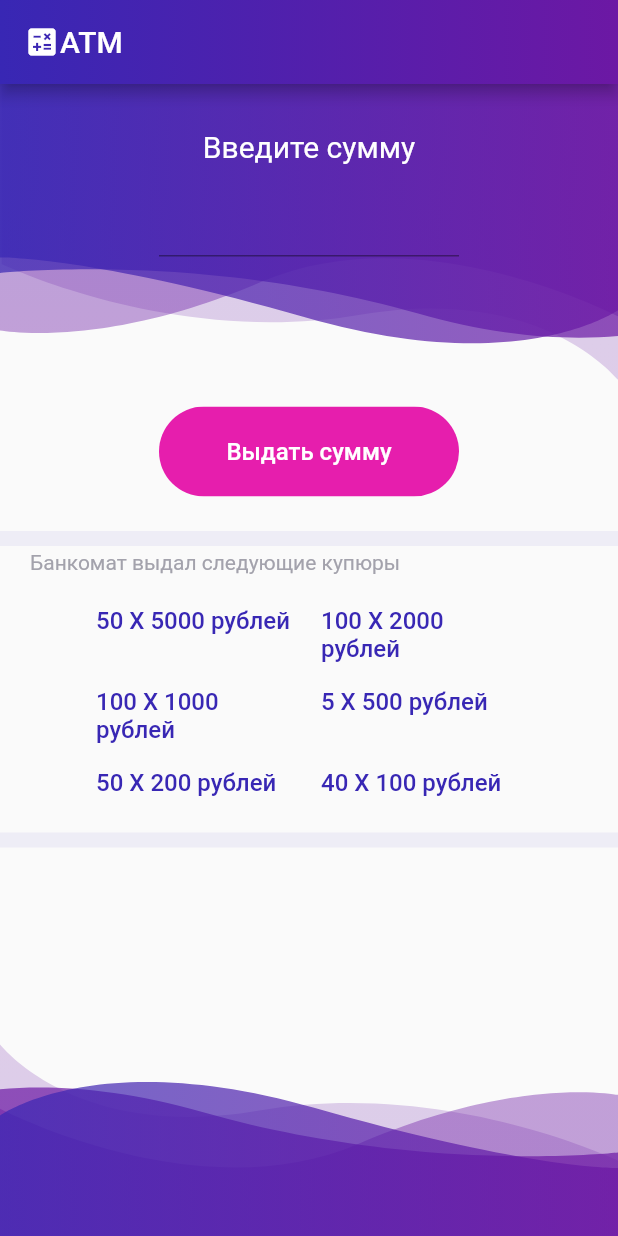
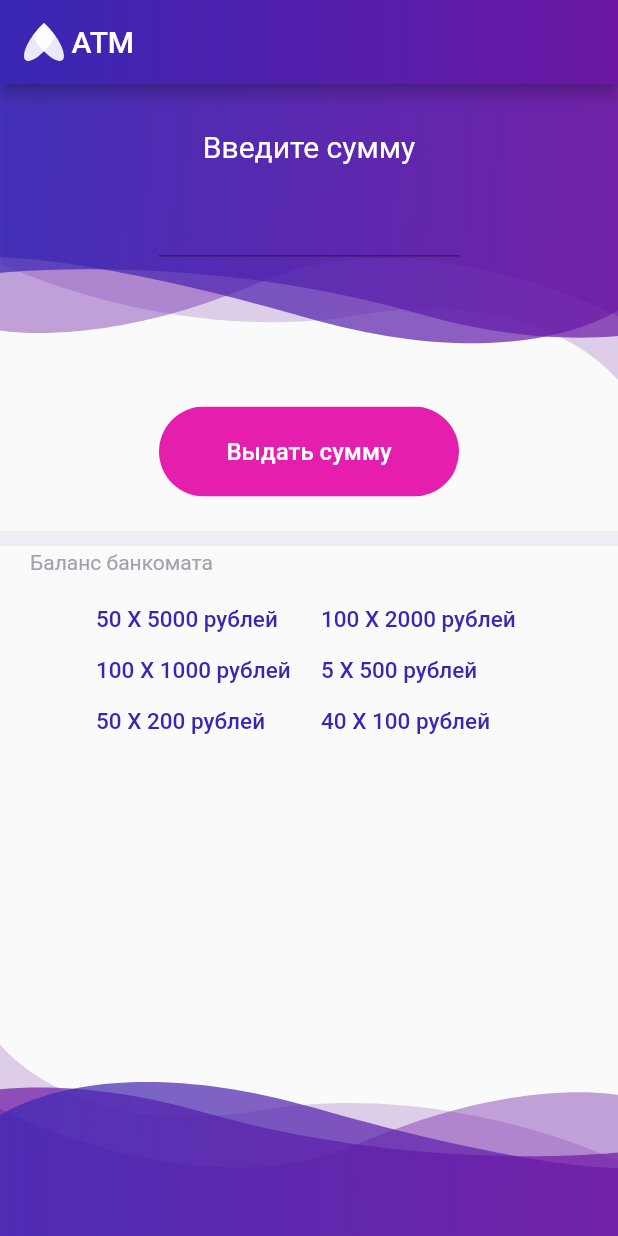
Before and after one commit to Evgenestan/atm_app, a Flutter app: the screen it shows after launch, after a tap on "Выдать сумму", on a phone screen of 412 x 824 dp. Run offline on Flutter 3.47's test engine with Material 2 defaults, Android fonts, the phone set to English and light mode, and no system bars; our stand-ins replace flutter_svg; project files that could hold a hidden picture were left out.

Commit message:
added a logo, split main_view into small fragments

```diff
--- a/.yalo_assets/lib/src/assets.dart
+++ b/.yalo_assets/lib/src/assets.dart
@@ -13,6 +13,8 @@ String get bottomBackground => bottomBackgroundS;
 static const String bottomBackgroundS = 'assets/image/bottom_background.svg';
 String get upBackground => upBackgroundS;
 static const String upBackgroundS = 'assets/image/up_background.svg';
+String get logoImage => logoImageS;
+static const String logoImageS = 'assets/image/logo_image.svg';
     final Map<Asset, String> _preloadedAssets = Map();
     bool isPreloaded = false;
     Future<bool> preloadAssets() async {
--- a/lib/main.dart
+++ b/lib/main.dart
@@ -1,5 +1,7 @@
+import 'package:atm_app/main/bloc/main_bloc.dart';
 import 'package:atm_app/main/main_view.dart';
 import 'package:flutter/material.dart';
+import 'package:provider/provider.dart';
 
 void main() {
   runApp(MyApp());
@@ -15,7 +17,7 @@ class MyApp extends StatelessWidget {
         primarySwatch: Colors.deepPurple,
         visualDensity: VisualDensity.adaptivePlatformDensity,
       ),
-      home: MainView(),
+      home: Provider<MainBloc>(create: (_) => MainBloc(), child: MainView()),
     );
   }
 }
--- a/lib/main/available_bills_widget.dart
+++ b/lib/main/available_bills_widget.dart
@@ -19,7 +19,7 @@ class AvailableBillsWidget extends StatelessWidget {
             padding: const EdgeInsets.all(8.0),
             child: Text(
               '${available[item]} X $item рублей',
-              style: const TextStyle(color: startGradientColor, fontSize: 16, fontWeight: FontWeight.w500),
+              style: const TextStyle(color: startGradientColor, fontSize: 15, fontWeight: FontWeight.w500),
             ),
           ),
         );
--- /dev/null
+++ b/lib/main/dispensing_fragment.dart
@@ -0,0 +1,55 @@
+import 'package:atm_app/colors.dart';
+import 'package:atm_app/main/available_bills_widget.dart';
+import 'package:atm_app/main/bloc/main_bloc.dart';
+import 'package:atm_app/main/model/response_model.dart';
+import 'package:flutter/cupertino.dart';
+import 'package:flutter/material.dart';
+import 'package:provider/provider.dart';
+
+class DispensingFragment extends StatelessWidget {
+  Widget _buildWidget(Response response) {
+    if (response == null) {
+      return const SizedBox();
+    }
+    if (response.canGive) {
+      return Column(
+        children: [
+          Container(
+            padding: const EdgeInsets.symmetric(horizontal: 20),
+            alignment: Alignment.centerLeft,
+            child: const Text(
+              'Банкомат выдал следующие купюры',
+              style: TextStyle(color: secondTextColor),
+            ),
+          ),
+          AvailableBillsWidget(availableBills: response?.availableBills),
+          const Divider(thickness: 10, color: dividerColor),
+        ],
+      );
+    }
+    return Column(
+      children: const [
+        Padding(
+          padding: EdgeInsets.symmetric(vertical: 50),
+          child: Text(
+            'Банкомат не может выдать, запрашиваемую сумму',
+            style: TextStyle(color: buttonColor, fontSize: 20, fontWeight: FontWeight.w500),
+            textAlign: TextAlign.center,
+          ),
+        ),
+        Divider(thickness: 10, color: dividerColor),
+      ],
+    );
+  }
+
+  @override
+  Widget build(BuildContext context) {
+    final _mainBloc = Provider.of<MainBloc>(context, listen: false);
+    return StreamBuilder<Response>(
+      builder: (_, response) => Container(
+        child: _buildWidget(response.data),
+      ),
+      stream: _mainBloc.response,
+    );
+  }
+}
--- /dev/null
+++ b/lib/main/input_fragment.dart
@@ -0,0 +1,51 @@
+import 'package:atm_app/main/bloc/main_bloc.dart';
+import 'package:atm_app/widgets/buttons.dart';
+import 'package:flutter/cupertino.dart';
+import 'package:flutter/material.dart';
+import 'package:provider/provider.dart';
+
+class InputFragment extends StatelessWidget {
+  const InputFragment(this.sumController);
+  final TextEditingController sumController;
+
+  @override
+  Widget build(BuildContext context) {
+    final _mainBloc = Provider.of<MainBloc>(context, listen: false);
+
+    void _giveOut() {
+      _mainBloc.giveOut.add(double.tryParse(sumController.text));
+    }
+
+    return Center(
+      child: Column(
+        children: [
+          const Text(
+            'Введите сумму',
+            style: TextStyle(color: Colors.white, fontSize: 20),
+          ),
+          Container(
+            width: 200,
+            child: TextFormField(
+              controller: sumController,
+              textAlign: TextAlign.center,
+              style: const TextStyle(
+                color: Colors.white,
+                fontSize: 32,
+              ),
+            ),
+          ),
+          const SizedBox(height: 100),
+          SizedBox(
+            width: 200,
+            height: 60,
+            child: MyButton(
+              title: 'Выдать сумму',
+              onPressed: _giveOut,
+            ),
+          ),
+          const SizedBox(height: 20),
+        ],
+      ),
+    );
+  }
+}
--- a/lib/main/main_view.dart
+++ b/lib/main/main_view.dart
@@ -1,102 +1,23 @@
 import 'package:atm_app/colors.dart';
 import 'package:atm_app/main/available_bills_widget.dart';
 import 'package:atm_app/main/bloc/main_bloc.dart';
+import 'package:atm_app/main/dispensing_fragment.dart';
+import 'package:atm_app/main/input_fragment.dart';
 import 'package:atm_app/main/model/available_bills_model.dart';
-import 'package:atm_app/main/model/response_model.dart';
 import 'package:atm_app/widgets/body.dart';
-import 'package:atm_app/widgets/buttons.dart';
 import 'package:flutter/cupertino.dart';
 import 'package:flutter/material.dart';
 import 'package:flutter/painting.dart';
+import 'package:flutter_svg/flutter_svg.dart';
+import 'package:provider/provider.dart';
+import 'package:yalo_assets/lib.dart';
 
 class MainView extends StatelessWidget {
-  final MainBloc _mainBloc = MainBloc();
   final sumController = TextEditingController();
-  void _giveOut() {
-    _mainBloc.giveOut.add(double.tryParse(sumController.text));
-  }
 
-  Widget _buildFirstBlock() {
-    return Center(
-      child: Column(
-        children: [
-          const Text(
-            'Введите сумму',
-            style: TextStyle(color: Colors.white, fontSize: 20),
-          ),
-          Container(
-            width: 200,
-            child: TextFormField(
-              controller: sumController,
-              textAlign: TextAlign.center,
-              style: const TextStyle(
-                color: Colors.white,
-                fontSize: 32,
-              ),
-            ),
-          ),
-          const SizedBox(height: 100),
-          SizedBox(
-            width: 200,
-            height: 60,
-            child: MyButton(
-              title: 'Выдать сумму',
-              onPressed: _giveOut,
-            ),
-          ),
-          const SizedBox(height: 20),
-        ],
-      ),
-    );
-  }
-
-  Widget _buildSecondBlock() {
-    Widget _buildWidget(Response response) {
-      if (response == null) {
-        return const SizedBox();
-      }
-      if (response.canGive) {
-        return Column(
-          children: [
-            Container(
-              padding: const EdgeInsets.symmetric(horizontal: 20),
-              alignment: Alignment.centerLeft,
-              child: const Text(
-                'Банкомат выдал следующие купюры',
-                style: TextStyle(color: secondTextColor),
-              ),
-            ),
-            AvailableBillsWidget(availableBills: response?.availableBills),
-            const Divider(thickness: 10, color: dividerColor),
-          ],
-        );
-      }
-      return Column(
-        children: const [
-          Padding(
-            padding: EdgeInsets.symmetric(vertical: 50),
-            child: Text(
-              'Банкомат не может выдать, запрашиваемую сумму',
-              style: TextStyle(color: buttonColor, fontSize: 20, fontWeight: FontWeight.w500),
-              textAlign: TextAlign.center,
-            ),
-          ),
-          Divider(thickness: 10, color: dividerColor),
-        ],
-      );
-    }
-
-    return StreamBuilder<Response>(
-      builder: (_, response) => Container(
-        child: _buildWidget(response.data),
-      ),
-      stream: _mainBloc.response,
-    );
-  }
-
-  Widget _buildThirdBlock() {
+  Widget _buildBalance(Stream atmBalance) {
     return StreamBuilder<AvailableBills>(
-        stream: _mainBloc.atmBalance,
+        stream: atmBalance,
         builder: (context, snapshot) {
           if (snapshot?.data == null) {
             return const SizedBox();
@@ -107,26 +28,26 @@ class MainView extends StatelessWidget {
                 padding: const EdgeInsets.symmetric(horizontal: 20),
                 alignment: Alignment.centerLeft,
                 child: const Text(
-                  'Банкомат выдал следующие купюры',
+                  'Баланс банкомата',
                   style: TextStyle(color: secondTextColor),
                 ),
               ),
               AvailableBillsWidget(availableBills: snapshot?.data),
-              const Divider(thickness: 10, color: dividerColor),
             ],
           );
         });
   }
 
-  Widget _buildBody() {
+  Widget _buildBody(BuildContext context) {
+    final _mainBloc = Provider.of<MainBloc>(context, listen: false);
     return ListView(
       physics: const BouncingScrollPhysics(),
       padding: const EdgeInsets.symmetric(vertical: 30),
       children: [
-        _buildFirstBlock(),
+        InputFragment(sumController),
         const Divider(thickness: 10, color: dividerColor),
-        _buildSecondBlock(),
-        _buildThirdBlock(),
+        DispensingFragment(),
+        _buildBalance(_mainBloc.atmBalance),
       ],
     );
   }
@@ -136,13 +57,13 @@ class MainView extends StatelessWidget {
     return Scaffold(
       appBar: AppBar(
         title: Row(
-          children: const [Icon(Icons.calculate), Text('ATM')],
+          children: [SvgPicture.asset(Assets.logoImageS), const SizedBox(width: 5), const Text('ATM')],
         ),
         flexibleSpace: Container(
           decoration: const BoxDecoration(gradient: LinearGradient(begin: Alignment.topLeft, end: Alignment.topRight, colors: <Color>[startGradientColor, endGradientColor])),
         ),
       ),
-      body: Body(child: _buildBody()),
+      body: Body(child: _buildBody(context)),
     );
   }
 }
--- a/pubspec.yaml
+++ b/pubspec.yaml
@@ -27,6 +27,7 @@ dependencies:
   yalo: ^1.0.1
   yalo_assets:
     path: ./.yalo_assets
+  provider: ^4.3.3
 
 
   # The following adds the Cupertino Icons font to your application.
```
Also changed, not shown: assets/image/logo_image.svg (added), pubspec.lock.
